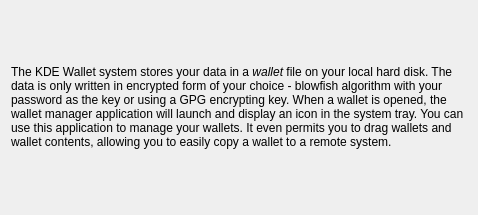
The window that kwalletd/kwalletwizardpageexplanation.ui (KDE/kde-runtime) describes before a commit, drawn with Qt 5.
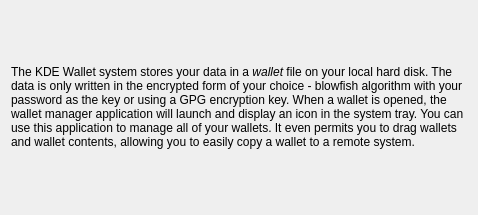
The same window after the commit.

```diff
--- a/kwalletd/kwalletwizardpageexplanation.ui
+++ b/kwalletd/kwalletwizardpageexplanation.ui
@@ -14,7 +14,7 @@
    <item>
     <widget class="QLabel" name="textLabel2_3">
      <property name="text">
-      <string>&lt;html&gt;&lt;head/&gt;&lt;body&gt;&lt;p&gt;The KDE Wallet system stores your data in a &lt;span style=&quot; font-style:italic;&quot;&gt;wallet&lt;/span&gt; file on your local hard disk. The data is only written in encrypted form of your choice - blowfish algorithm with your password as the key or using a GPG encrypting key. When a wallet is opened, the wallet manager application will launch and display an icon in the system tray. You can use this application to manage your wallets. It even permits you to drag wallets and wallet contents, allowing you to easily copy a wallet to a remote system.&lt;/p&gt;&lt;/body&gt;&lt;/html&gt;</string>
+      <string>&lt;html&gt;&lt;head/&gt;&lt;body&gt;&lt;p&gt;The KDE Wallet system stores your data in a &lt;span style=&quot; font-style:italic;&quot;&gt;wallet&lt;/span&gt; file on your local hard disk. The data is only written in the encrypted form of your choice - blowfish algorithm with your password as the key or using a GPG encryption key. When a wallet is opened, the wallet manager application will launch and display an icon in the system tray. You can use this application to manage all of your wallets. It even permits you to drag wallets and wallet contents, allowing you to easily copy a wallet to a remote system.&lt;/p&gt;&lt;/body&gt;&lt;/html&gt;</string>
      </property>
      <property name="textFormat">
       <enum>Qt::RichText</enum>
```
